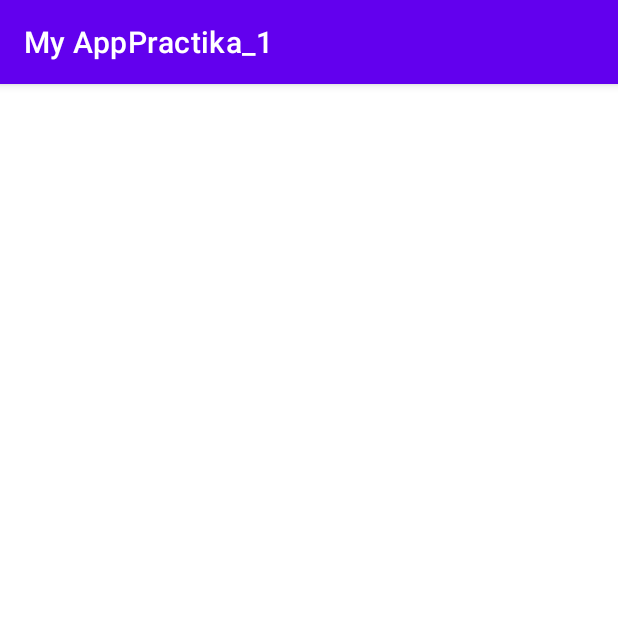
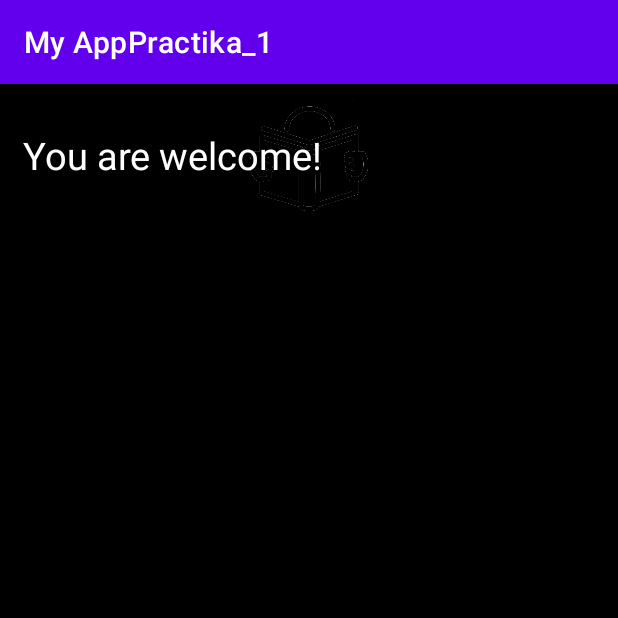
Before and after one commit to vladsorokin/Razrabotka_mobilnih_prilozheniy, an Android app: the Activity_2 screen opened directly, with no data from a screen before it, on a phone screen of 412 x 824 dp, the top half of it. Run offline under Robolectric (Android 15) with nearby library versions, the phone set to English and light mode, and no system bars.

Commit message:
program work

```diff
--- a/app/src/main/res/layout/activity_2.xml
+++ b/app/src/main/res/layout/activity_2.xml
@@ -4,6 +4,42 @@
     xmlns:tools="http://schemas.android.com/tools"
     android:layout_width="match_parent"
     android:layout_height="match_parent"
-    tools:context=".Activity_2">
+    android:background="@color/black">
+
+    <RelativeLayout
+        android:id="@+id/header"
+        android:layout_width="match_parent"
+        android:layout_height="100dp"
+        android:background="@color/black"
+        tools:layout_editor_absoluteX="27dp"
+        tools:layout_editor_absoluteY="0dp">
+
+        <ImageView
+            android:id="@+id/imageView2"
+            android:layout_width="wrap_content"
+            android:layout_height="wrap_content"
+            app:srcCompat="@drawable/library"
+            tools:layout_editor_absoluteX="-3dp"
+            tools:layout_editor_absoluteY="100dp" />
+
+        <TextView
+            android:id="@+id/textView3"
+            android:layout_width="wrap_content"
+            android:layout_height="wrap_content"
+            android:layout_alignParentStart="true"
+            android:layout_alignParentTop="true"
+            android:layout_alignParentEnd="true"
+            android:layout_alignParentBottom="true"
+            android:layout_marginStart="15dp"
+            android:layout_marginTop="30dp"
+            android:layout_marginEnd="190dp"
+            android:layout_marginBottom="30dp"
+            android:text="You are welcome!"
+            android:textColor="@color/white"
+            android:textSize="25sp" />
+    </RelativeLayout>
+
+
+
 
 </androidx.constraintlayout.widget.ConstraintLayout>
--- a/app/src/main/res/values/strings.xml
+++ b/app/src/main/res/values/strings.xml
@@ -3,4 +3,5 @@
     <string name="emailText">Email</string>
     <string name="passwordText">Password</string>
     <string name="buttonText">Registrate</string>
+    <string name="headertext">You are welcome!</string>
 </resources>
```
Also changed, not shown: app/src/main/res/layout/book_example.xml (added, +112 -0 lines), app/src/main/res/layout/task_1.xml (+2 -41 lines).
